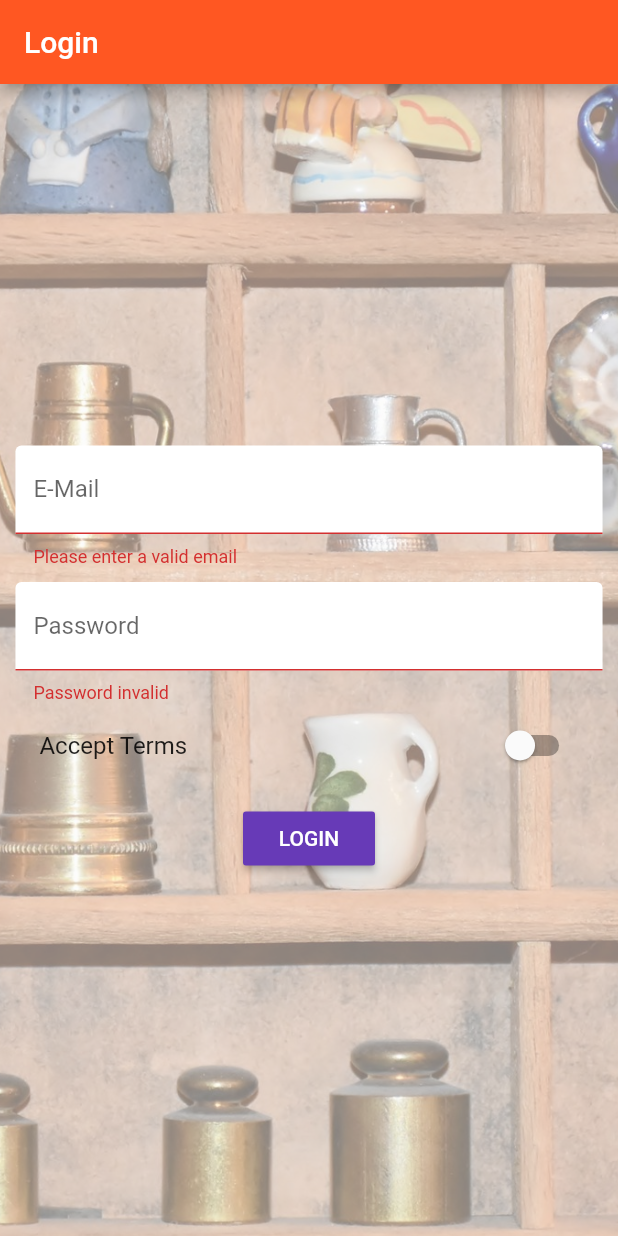
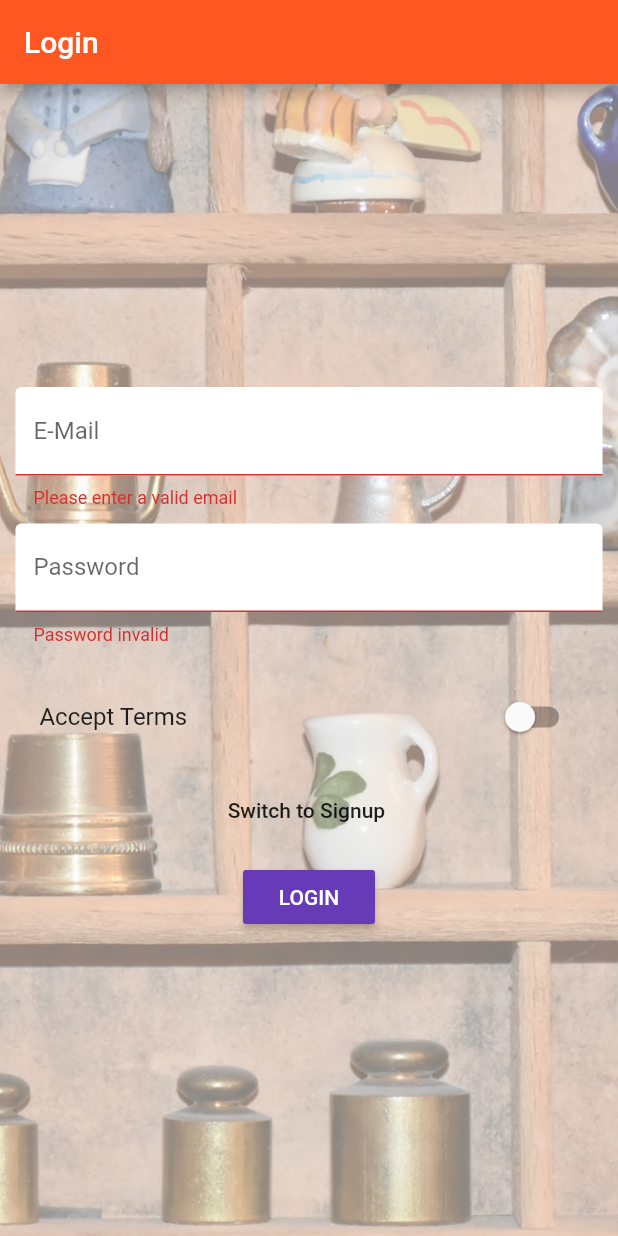
Before and after one commit to jatinssaluja/Android-Application-using-Dart-and-Flutter, a Flutter app: the screen it shows after launch, after a tap on "LOGIN", on a phone screen of 412 x 824 dp. Run offline on Flutter 3.47's test engine with Material 2 defaults, Android fonts, the phone set to English and light mode, and no system bars; our stand-ins replace shared_preferences; accounts and stored records are empty.

Commit message:
Add signin and signup functionalities with token authentication

```diff
--- a/lib/main.dart
+++ b/lib/main.dart
@@ -25,11 +25,18 @@ class MyApp extends StatefulWidget {
 }
 
 class _MyAppState extends State<MyApp> {
+  final MainScopedModel _mainScopedModel = MainScopedModel();
+
+  @override
+  void initState() {
+    _mainScopedModel.autoAuthenticate();
+    super.initState();
+  }
+
   @override
   Widget build(BuildContext context) {
-    final MainScopedModel mainScopedModel  = MainScopedModel();
     return ScopedModel<MainScopedModel>(
-      model: mainScopedModel,
+      model: _mainScopedModel,
       child: MaterialApp(
         // debugShowMaterialGrid: true,
         theme: ThemeData(
@@ -39,9 +46,17 @@ class _MyAppState extends State<MyApp> {
             buttonColor: Colors.deepPurple),
         // home: AuthPage(),
         routes: {
-          '/': (BuildContext context) => AuthPage(),
-          '/products': (BuildContext context) => HomePage(mainScopedModel),
-          '/admin': (BuildContext context) => ProductsAdminPage(mainScopedModel),
+          '/': (BuildContext context) => ScopedModelDescendant(
+                builder: (BuildContext context, Widget child,
+                    MainScopedModel model) {
+                  return model.user == null
+                      ? AuthPage()
+                      : HomePage(_mainScopedModel);
+                },
+              ),
+          '/products': (BuildContext context) => HomePage(_mainScopedModel),
+          '/admin': (BuildContext context) =>
+              ProductsAdminPage(_mainScopedModel),
         },
         onGenerateRoute: (RouteSettings settings) {
           final List<String> pathElements = settings.name.split('/');
@@ -50,17 +65,16 @@ class _MyAppState extends State<MyApp> {
           }
           if (pathElements[1] == 'product') {
             final String productId = pathElements[2];
-            mainScopedModel.selectProduct(productId);
+            _mainScopedModel.selectProduct(productId);
             return MaterialPageRoute<bool>(
-              builder: (BuildContext context) =>
-                  ProductPage(),
+              builder: (BuildContext context) => ProductPage(),
             );
           }
           return null;
         },
         onUnknownRoute: (RouteSettings settings) {
           return MaterialPageRoute(
-              builder: (BuildContext context) => HomePage(mainScopedModel));
+              builder: (BuildContext context) => HomePage(_mainScopedModel));
         },
       ),
     );
--- /dev/null
+++ b/lib/models/auth.dart
@@ -0,0 +1 @@
+enum AuthMode { Signup, Login }
--- a/lib/pages/auth.dart
+++ b/lib/pages/auth.dart
@@ -1,6 +1,7 @@
 import 'package:flutter/material.dart';
 import 'package:scoped_model/scoped_model.dart';
 import '../scoped-models/main_scoped_model.dart';
+import '../models/auth.dart';
 
 class AuthPage extends StatefulWidget {
   @override
@@ -21,6 +22,9 @@ class _AuthPageState extends State<AuthPage> {
   bool _acceptTerms = false;
 
   final GlobalKey<FormState> _formKey = GlobalKey<FormState>();
+  final TextEditingController _passwordTextController = TextEditingController();
+
+  AuthMode _authMode = AuthMode.Login;
 
   DecorationImage _buildBackgroundImage() {
     return DecorationImage(
@@ -54,6 +58,7 @@ class _AuthPageState extends State<AuthPage> {
       decoration: InputDecoration(
           labelText: 'Password', filled: true, fillColor: Colors.white),
       obscureText: true,
+      controller: _passwordTextController,
       validator: (String value) {
         if (value.isEmpty || value.length < 6) {
           return 'Password invalid';
@@ -61,6 +66,19 @@ class _AuthPageState extends State<AuthPage> {
       },
       onSaved: (String value) {
         _password = value;
+      },
+    );
+  }
+
+  Widget _buildConfirmPasswordTextField() {
+    return TextFormField(
+      decoration: InputDecoration(
+          labelText: 'Confirm Password', filled: true, fillColor: Colors.white),
+      obscureText: true,
+      validator: (String value) {
+        if (_passwordTextController.text != value) {
+          return 'Passwords do not match';
+        }
       },
     );
   }
@@ -77,13 +95,67 @@ class _AuthPageState extends State<AuthPage> {
     );
   }
 
-  void _submitForm(Function login) {
+  /*void _submitForm(Function authenticate) async {
     if (!_formKey.currentState.validate() || !_acceptTerms) {
       return;
     }
     _formKey.currentState.save();
-    login(_email,_password);
-    Navigator.pushReplacementNamed(context, '/products');
+
+    Map<String, dynamic> successInfo;
+
+    if (_authMode == AuthMode.Login) {
+    } else{
+      if (successInfo["success"]) {
+        Navigator.pushReplacementNamed(context, '/products');
+      } else {
+        showDialog(
+            context: context,
+            builder: (BuildContext context) {
+              return AlertDialog(
+                title: Text('An Error Occurred!'),
+                content: Text(successInfo['message']),
+                actions: <Widget>[
+                  FlatButton(
+                    child: Text('Okay'),
+                    onPressed: () {
+                      Navigator.of(context).pop();
+                    },
+                  )
+                ],
+              );
+            });
+      }
+    }
+  }*/
+
+  void _submitForm(Function authenticate) async {
+    if (!_formKey.currentState.validate() || !_acceptTerms) {
+      return;
+    }
+    _formKey.currentState.save();
+    Map<String, dynamic> successInformation =
+        await authenticate(_email, _password, _authMode);
+    if (successInformation['success']) {
+      Navigator.pushReplacementNamed(context, '/products');
+    } else {
+      showDialog(
+        context: context,
+        builder: (BuildContext context) {
+          return AlertDialog(
+            title: Text('An Error Occurred!'),
+            content: Text(successInformation['message']),
+            actions: <Widget>[
+              FlatButton(
+                child: Text('Okay'),
+                onPressed: () {
+                  Navigator.of(context).pop();
+                },
+              )
+            ],
+          );
+        },
+      );
+    }
   }
 
   @override
@@ -112,21 +184,48 @@ class _AuthPageState extends State<AuthPage> {
                       height: 10.0,
                     ),
                     _buildPasswordTextField(),
+                    SizedBox(
+                      height: 10.0,
+                    ),
+                    _authMode == AuthMode.Signup
+                        ? _buildConfirmPasswordTextField()
+                        : Container(),
+                    SizedBox(
+                      height: 10.0,
+                    ),
                     _buildAcceptSwitch(),
                     SizedBox(
                       height: 10.0,
                     ),
-                    ScopedModelDescendant<MainScopedModel>(
-                      builder: (BuildContext context, Widget child,
-                      MainScopedModel model){
-                        return RaisedButton(
-                      textColor: Colors.white,
-                      child: Text('LOGIN'),
-                      onPressed: (){
-                        _submitForm(model.login);
+                    FlatButton(
+                      child: Text(
+                          "Switch to ${_authMode == AuthMode.Login ? 'Signup' : 'Login'} "),
+                      onPressed: () {
+                        setState(() {
+                          _authMode = _authMode == AuthMode.Login
+                              ? AuthMode.Signup
+                              : AuthMode.Login;
+                        });
                       },
-                    );
-                      }),
+                    ),
+                    SizedBox(
+                      height: 10.0,
+                    ),
+                    ScopedModelDescendant<MainScopedModel>(builder:
+                        (BuildContext context, Widget child,
+                            MainScopedModel model) {
+                      return model.isLoading
+                          ? CircularProgressIndicator()
+                          : RaisedButton(
+                              textColor: Colors.white,
+                              child: Text(_authMode == AuthMode.Login
+                                  ? 'LOGIN'
+                                  : 'SIGNUP'),
+                              onPressed: () {
+                                _submitForm(model.authenticate);
+                              },
+                            );
+                    }),
                   ],
                 ),
               ),
--- a/pubspec.yaml
+++ b/pubspec.yaml
@@ -10,6 +10,7 @@ dependencies:
   cupertino_icons: ^0.1.0
   scoped_model: "^0.3.0"
   http: ^0.12.0+1
+  shared_preferences: ^0.5.3+1
 
 dev_dependencies:
   flutter_test:
```
Also changed, not shown: lib/models/user_model.dart (+2 -7 lines), lib/scoped-models/connected_user_product_scoped_model.dart (+73 -7 lines), lib/services/easy_list_api_service.dart (+19 -10 lines).
